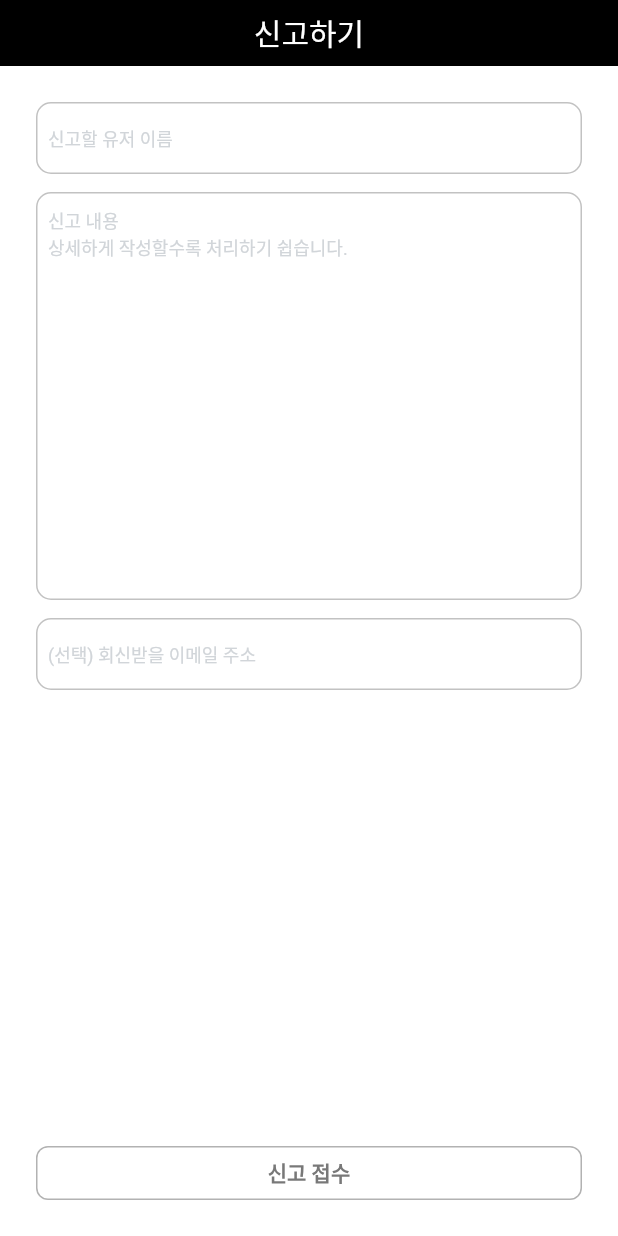
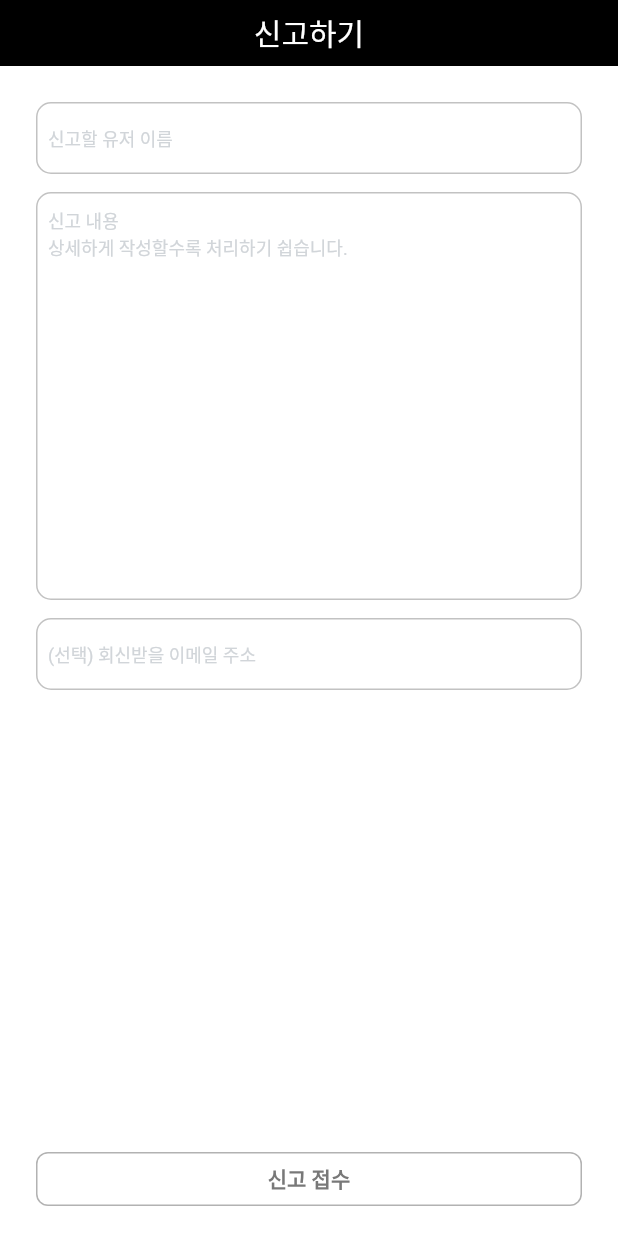
Before and after one commit to LiiNen/DeleTo, a Flutter app: the ReportView screen opened directly with empty values, on a phone screen of 412 x 824 dp. Run offline on Flutter 3.47's test engine with Material 2 defaults, Android fonts, the phone set to English and light mode, and no system bars; our stand-ins replace fluttertoast; Roboto replaces fonts that are missing (NotoSansCJKKR).

```diff
--- a/lib/main_nav/report/report_view.dart
+++ b/lib/main_nav/report/report_view.dart
@@ -42,7 +42,9 @@ class _ReportView extends State<ReportView> {
         body: Container(
           margin: EdgeInsets.symmetric(horizontal: 24),
           width: MediaQuery.of(context).size.width,
-          height: MediaQuery.of(context).size.height,
+          child: Stack(
+            children: [
+              SingleChildScrollView(
                 child: Column(
                   mainAxisSize: MainAxisSize.max,
                   mainAxisAlignment: MainAxisAlignment.center,
@@ -54,9 +56,20 @@ class _ReportView extends State<ReportView> {
                     DefaultTextField(controller: contentController, focusNode: contentFocusNode, hint: '신고 내용\n상세하게 작성할수록 처리하기 쉽습니다.', nextFocusNode: userFocusNode, allowEnter: true,),
                     SizedBox(height: 12),
                     DefaultTextField(controller: emailController, focusNode: emailFocusNode, hint: '(선택) 회신받을 이메일 주소', callback: _sendReport,),
-              Expanded(child: Container()),
+                    SizedBox(height: 76),
+                  ]
+                )
+              ),
+              Container(
+                height: MediaQuery.of(context).size.height,
+                child: Column(
+                  mainAxisAlignment: MainAxisAlignment.end,
+                  children: [
                     DefaultButton(title: '신고 접수', callback: _sendReport, width: MediaQuery.of(context).size.width),
-              SizedBox(height: 24),
+                    SizedBox(height: 20),
+                  ]
+                )
+              )
             ]
           )
         )
```
Also changed, not shown: lib/store/store_board_creation_view.dart (+73 -2 lines). Lines whose indentation alone changed are shown as unchanged.
